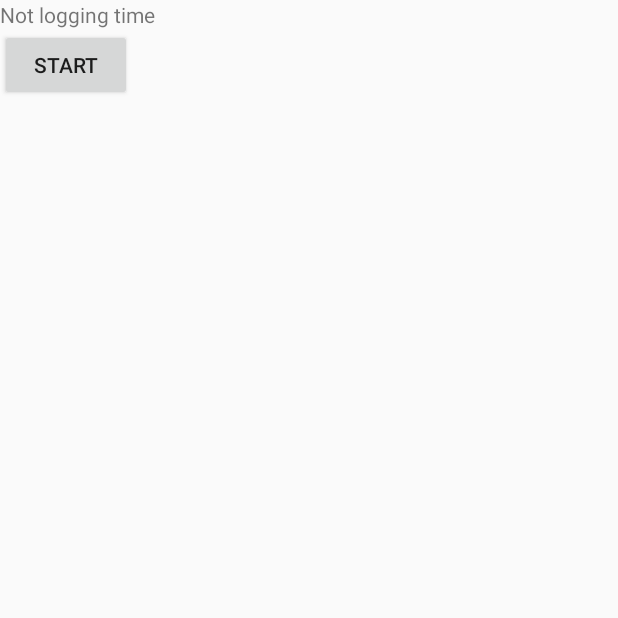
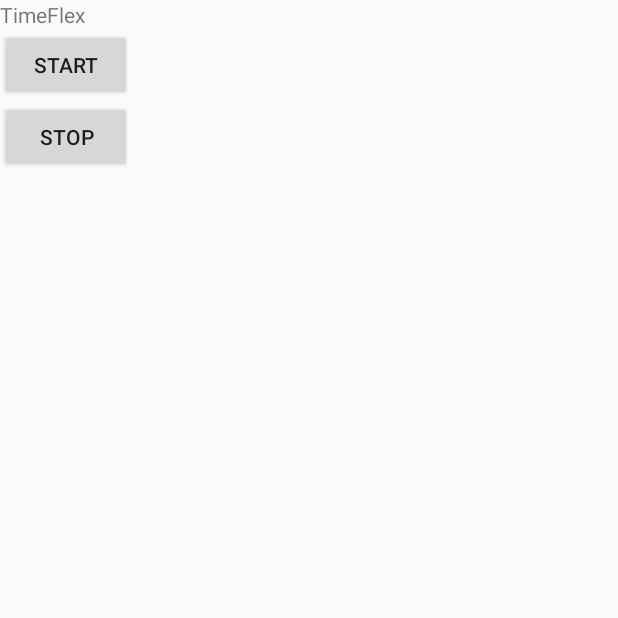
Before and after one commit to vidstige/TimeFlex, an Android app: the screen it shows after launch (MainActivity), on a phone screen of 412 x 824 dp, the top half of it. Run offline under Robolectric (Android 15) with nearby library versions, the phone set to English and light mode, and no system bars.

```diff
--- a/app/src/main/res/layout/activity_main.xml
+++ b/app/src/main/res/layout/activity_main.xml
@@ -6,9 +6,13 @@
     <TextView android:id="@+id/text"
         android:layout_width="wrap_content"
         android:layout_height="wrap_content"
-        android:text="Not logging time" />
-    <Button android:id="@+id/button"
+        android:text="TimeFlex" />
+    <Button android:id="@+id/start_button"
         android:layout_width="wrap_content"
         android:layout_height="wrap_content"
         android:text="Start" />
+    <Button android:id="@+id/stop_button"
+        android:layout_width="wrap_content"
+        android:layout_height="wrap_content"
+        android:text="Stop" />
 </LinearLayout>
```
Also changed, not shown: app/src/main/AndroidManifest.xml (+6 -1 lines), app/src/main/java/se/vidstige/timeflex/MainActivity.java (+83 -0 lines).
